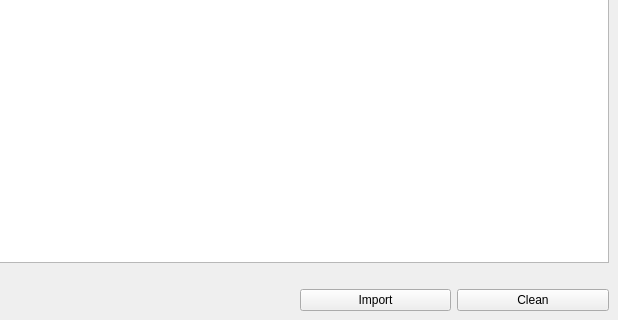
Qt form App/MainWindow.ui (xavisolesoft/TestAnalyzer) before a commit; both pictures show x 182 to 800 and y 280 to 600 of the 800 by 600 pixel window.
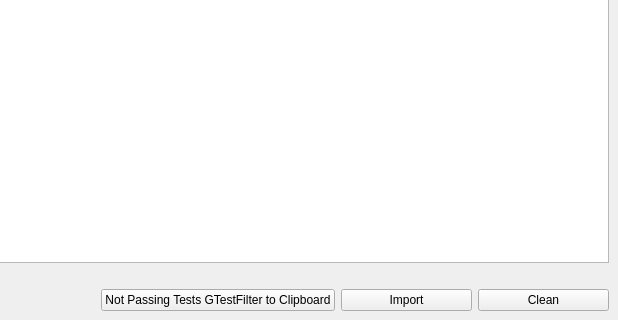
The same form after that commit. Custom widgets are drawn as their Qt base class.

Commit message: Implement Copy GTestFIlter to clipboard button fix #11 .

```diff
--- a/App/MainWindow.ui
+++ b/App/MainWindow.ui
@@ -67,6 +67,13 @@
       </property>
      </widget>
     </item>
+    <item row="2" column="2">
+     <widget class="QPushButton" name="notPassingFilterButton">
+      <property name="text">
+       <string>Not Passing Tests GTestFilter to Clipboard</string>
+      </property>
+     </widget>
+    </item>
    </layout>
   </widget>
   <widget class="QMenuBar" name="menubar">
```
The commit also changes 2 other files.
